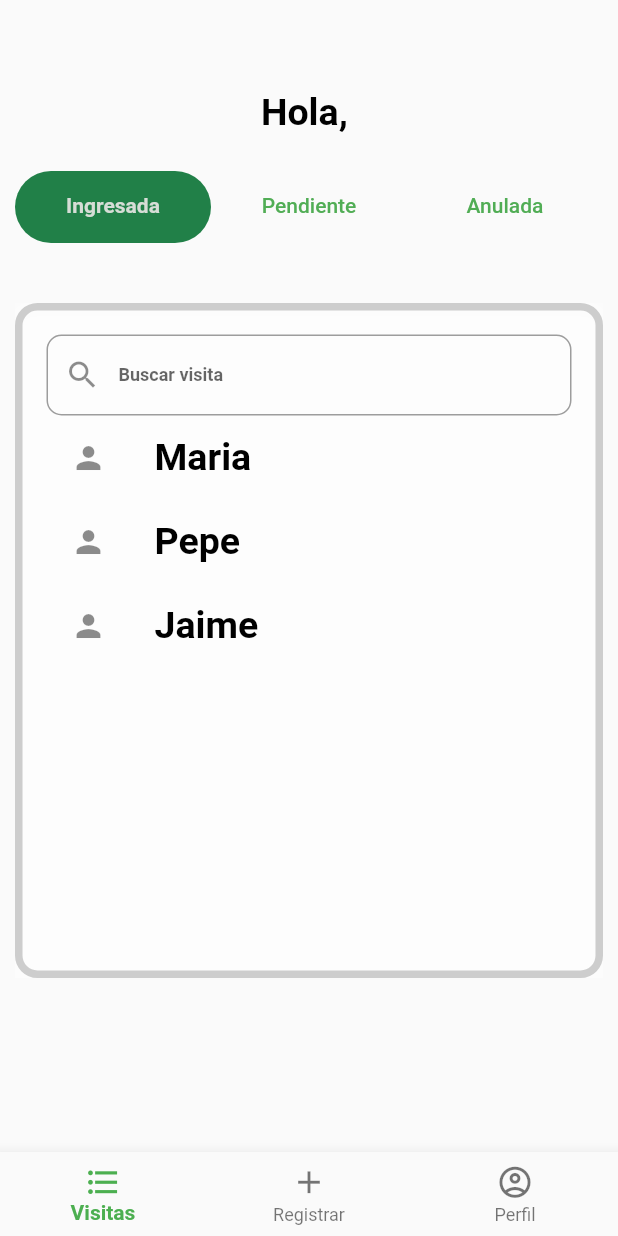
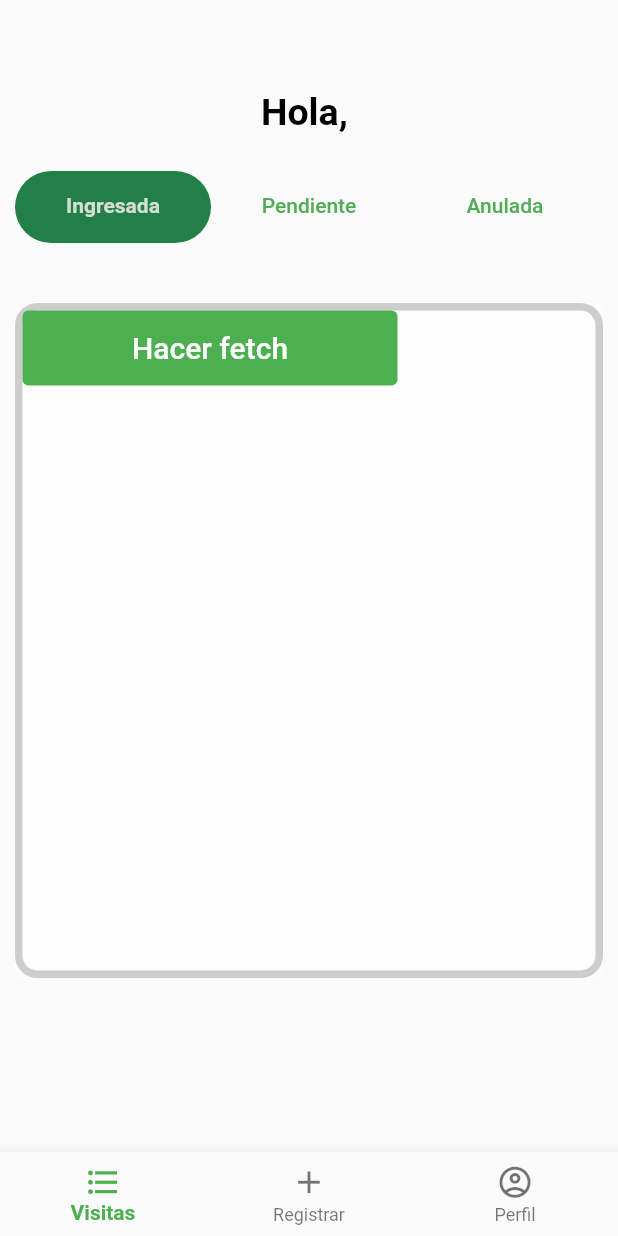
Before and after one commit to Dgloor/T4-safe-citadel-app, a Flutter app: the screen it shows after launch, after a tap on "Iniciar Sesión", on a phone screen of 412 x 824 dp. Run offline on Flutter 3.47's test engine with Material 2 defaults, Android fonts, the phone set to English and light mode, and no system bars; our stand-ins replace qr_flutter, share_plus, shared_preferences, timezone; network calls fail.

```diff
--- a/frontend/lib/screens/login_screen.dart
+++ b/frontend/lib/screens/login_screen.dart
@@ -2,6 +2,7 @@ import 'package:flutter/material.dart';
 import 'package:prueba/screens/screensResidente/routes.dart';
 import 'screensResidente/home_screenResidente.dart';
 import 'package:shared_preferences/shared_preferences.dart';
+import 'package:prueba/utils/globals.dart';
 
 class LoginScreen extends StatefulWidget{
   const LoginScreen({Key? key}) : super(key : key);
@@ -59,6 +60,7 @@ TextEditingController _textController  = TextEditingController(text: ""); /**Con
 _guardarData() async{
   SharedPreferences prefs = await SharedPreferences.getInstance();
   prefs.setString("nombre", _textController.text);
+  nombreResidente = _textController.text;
 }
 
 
--- a/frontend/lib/screens/screensResidente/home_screenResidente.dart
+++ b/frontend/lib/screens/screensResidente/home_screenResidente.dart
@@ -1,6 +1,7 @@
 import 'package:flutter/material.dart';
 import 'package:prueba/screens/screensResidente/bottom_nav.dart';
 import 'package:prueba/screens/screensResidente/routes.dart';
+
 /**Pantalla principal de la aplicación,
  * para permitir que los usuarios naveguen entre diferentes
  * páginas. */
--- a/frontend/lib/screens/screensResidente/visitas_screen.dart
+++ b/frontend/lib/screens/screensResidente/visitas_screen.dart
@@ -1,8 +1,11 @@
+import 'dart:convert';
+import 'package:http/http.dart' as http;
 import 'package:flutter/material.dart';
 import 'package:intl/intl.dart';
 import 'package:timezone/timezone.dart';
 import 'package:shared_preferences/shared_preferences.dart';
 import 'bottom_nav.dart';
+import 'package:prueba/utils/globals.dart';
 
 class VisitaScreenResidente extends StatefulWidget {
   const VisitaScreenResidente({Key? key}) : super(key: key);
@@ -11,10 +14,27 @@ class VisitaScreenResidente extends StatefulWidget {
   State<VisitaScreenResidente> createState() => _VisitaScreenResidente();
 }
 
+List<String> visitasIngresadas = [
+  "María Solís",
+  "Anthony Cruz",
+  "Xavier Mendoza",
+  "José Mendoza",
+  "Franklin Cevallos",
+  "Andy Gutierrez",
+  "Jonathan Zavala",
+];
+List<String> visitasPendientes = [
+  "Alberto Suarez",
+  "Ana Perez",
+  "Jaime Rodriguez",
+  "Carlos Freire"
+];
+List<String> visitasAnuladas = [
+  "José Hurtado",
+];
 
-class _InputBuscarVisita extends StatelessWidget{
+class _InputBuscarVisita extends StatelessWidget {
   _InputBuscarVisita({Key? key}) : super(key: key);
-  List<String> visitas = ["Maria", "Pepe", "Jaime"];
   @override
   Widget build(BuildContext context) {
     return Container(
@@ -29,22 +49,9 @@ class _InputBuscarVisita extends StatelessWidget{
               border: OutlineInputBorder(
                 borderRadius: BorderRadius.circular(10.0),
                 borderSide: BorderSide(
-                                    color: Color.fromARGB(255, 73, 70, 70)
-                                        .withOpacity(0.5)),
+                    color: Color.fromARGB(255, 73, 70, 70).withOpacity(0.5)),
               ),
               prefixIcon: Icon(Icons.search),
-                            ),
-                          ),
-
-          Expanded(
-            child: ListView.builder(
-              itemCount: visitas.length,
-              itemBuilder: (BuildContext context, int index) {
-                final nombreVisita = visitas[index];
-                return ListTile(
-                  title: Text(nombreVisita),
-                  leading: Icon(Icons.person));
-              },
             ),
           ),
         ],
@@ -53,13 +60,29 @@ class _InputBuscarVisita extends StatelessWidget{
   }
 }
 
+class _ContainerVisitaIngresada extends StatefulWidget {
+  const _ContainerVisitaIngresada({Key? key}) : super(key: key);
+  @override
+  State<_ContainerVisitaIngresada> createState() =>
+      _ContainerVisitaIngresadaState();
+}
 
-class  _ContainerVisitaIngresada extends StatelessWidget{
-  const _ContainerVisitaIngresada({Key? key}) : super(key: key);
+class _ContainerVisitaIngresadaState extends State<_ContainerVisitaIngresada> {
+  List<dynamic> users = [];
+  void fetchUser() async {
+    const url = 'https://randomuser.me/api/?results=5';
+    final uri = Uri.parse(url);
+    final response = await http.get(uri);
+    final body = response.body;
+    final json = jsonDecode(body);
+    setState(() {
+      users = json['results'];
+    });
+  }
+
   @override
   Widget build(BuildContext context) {
     return Container(
-
         decoration: BoxDecoration(
           borderRadius: BorderRadius.circular(15),
           boxShadow: [
@@ -70,20 +93,46 @@ class  _ContainerVisitaIngresada extends StatelessWidget{
               offset: Offset(0, 3),
             ),
           ],
-                        border: Border.all(
-                            color: Colors.grey.withOpacity(0.5), width: 5),
+          border: Border.all(color: Colors.grey.withOpacity(0.5), width: 5),
         ),
-                      child: _InputBuscarVisita(),
-
-                    );
+        child: Column(crossAxisAlignment: CrossAxisAlignment.start, children: [
+          TextButton(
+              child: Text(
+                'Hacer fetch',
+                style: TextStyle(
+                  fontSize: 20.0,
+                ),
+              ),
+              style: ButtonStyle(
+                fixedSize: MaterialStateProperty.all<Size>(Size(250, 50)),
+                foregroundColor: MaterialStateProperty.all<Color>(Colors.white),
+                backgroundColor: MaterialStateProperty.all<Color>(
+                    Colors.green), // Cambiar el color del botón
+              ),
+              onPressed: () {
+                fetchUser();
+                print(users);
+              }),
+          // _InputBuscarVisita(),
+          // Expanded(
+          //   child: ListView.builder(
+          //     itemCount: visitasIngresadas.length,
+          //     itemBuilder: (BuildContext context, int index) {
+          //       final nombreVisita = visitasIngresadas[index];
+          //       return ListTile(
+          //           title: Text(nombreVisita), leading: Icon(Icons.person));
+          //     },
+          //   ),
+          // ),
+        ]));
   }
 }
-class _ContainerVisitaAnulada extends StatelessWidget{
+
+class _ContainerVisitaAnulada extends StatelessWidget {
   const _ContainerVisitaAnulada({Key? key}) : super(key: key);
   @override
   Widget build(BuildContext context) {
     return Container(
-
       decoration: BoxDecoration(
         borderRadius: BorderRadius.circular(15),
         boxShadow: [
@@ -99,16 +148,28 @@ class _ContainerVisitaAnulada extends StatelessWidget{
           width: 5,
         ),
       ),
-                      child: _InputBuscarVisita(),
+      child: Column(crossAxisAlignment: CrossAxisAlignment.start, children: [
+        _InputBuscarVisita(),
+        Expanded(
+          child: ListView.builder(
+            itemCount: visitasAnuladas.length,
+            itemBuilder: (BuildContext context, int index) {
+              final nombreVisita = visitasAnuladas[index];
+              return ListTile(
+                  title: Text(nombreVisita), leading: Icon(Icons.person));
+            },
+          ),
+        ),
+      ]),
     );
   }
 }
-class _ContainerVisitaPendiente extends StatelessWidget{
+
+class _ContainerVisitaPendiente extends StatelessWidget {
   const _ContainerVisitaPendiente({Key? key}) : super(key: key);
   @override
   Widget build(BuildContext context) {
     return Container(
-
       decoration: BoxDecoration(
         borderRadius: BorderRadius.circular(15),
         boxShadow: [
@@ -124,7 +185,19 @@ class _ContainerVisitaPendiente extends StatelessWidget{
           width: 5,
         ),
       ),
-                      child: _InputBuscarVisita(),
+      child: Column(crossAxisAlignment: CrossAxisAlignment.start, children: [
+        _InputBuscarVisita(),
+        Expanded(
+          child: ListView.builder(
+            itemCount: visitasPendientes.length,
+            itemBuilder: (BuildContext context, int index) {
+              final nombreVisita = visitasPendientes[index];
+              return ListTile(
+                  title: Text(nombreVisita), leading: Icon(Icons.person));
+            },
+          ),
+        ),
+      ]),
     );
   }
 }
@@ -134,7 +207,7 @@ class _ListView extends StatelessWidget {
 
   @override
   Widget build(BuildContext context) {
-    return  ListView(
+    return ListView(
       padding: const EdgeInsets.all(8),
       children: <Widget>[
         Text('List 1'),
@@ -148,23 +221,25 @@ class _ListView extends StatelessWidget {
 /***********Widget   principal ***********/
 class _VisitaScreenResidente extends State<VisitaScreenResidente>
     with TickerProviderStateMixin {
-  String nombre = "Alan" ;
+  String nombre = "";
   @override
   void initState() {
-
     super.initState();
     _cargarData();
   }
+
   /**Cargar variables de almacenamiento interno, en este caso obtengo el nombre del usuario */
-  _cargarData() async{
+  void _cargarData() async {
     SharedPreferences prefs = await SharedPreferences.getInstance();
     setState(() {
-        nombre =  prefs.getString("nombre") ?? "Residente";
+      nombre = nombreResidente;
     });
   }
-  String usuario = "Alan";
+
+  String usuario = "";
   @override
   Widget build(BuildContext context) {
+    print("Nombre: ${nombre}");
     TabController _tabController = TabController(length: 3, vsync: this);
     return Scaffold(
       body: SingleChildScrollView(
@@ -205,8 +280,7 @@ class _VisitaScreenResidente extends State<VisitaScreenResidente>
                 Container(
                   width: double.maxFinite,
                   height: 450,
-                  child: TabBarView(controller: _tabController,
-                  children: [
+                  child: TabBarView(controller: _tabController, children: [
                     _ContainerVisitaIngresada(),
                     _ContainerVisitaPendiente(),
                     _ContainerVisitaAnulada()
--- /dev/null
+++ b/frontend/lib/utils/globals.dart
@@ -0,0 +1,2 @@
+// globals.dart
+String nombreResidente = "";
--- a/frontend/pubspec.yaml
+++ b/frontend/pubspec.yaml
@@ -33,6 +33,9 @@ dependencies:
   intl: ^0.18.0
   timezone: ^0.7.0
   shared_preferences: ^2.1.0
+  qr_flutter: ^4.1.0
+  share_plus: ^7.0.2
+  http: ^0.13.3
 
 
   # The following adds the Cupertino Icons font to your application.
```
Also changed, not shown: frontend/lib/model/visita.dart (added, +28 -0 lines), frontend/lib/screens/screensResidente/registrarvisita_screen.dart (+129 -27 lines), frontend/pubspec.lock, 6 other files. Lines whose indentation alone changed are shown as unchanged.
